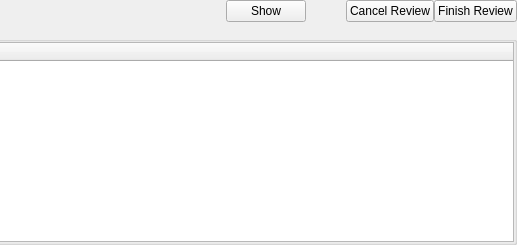
The window that plugins/patchreview/patchreview.ui (KDE/kdevelop) describes before a commit, drawn with Qt 5; both pictures show x 323 to 840 and y 0 to 245 of the 840 by 245 pixel window.
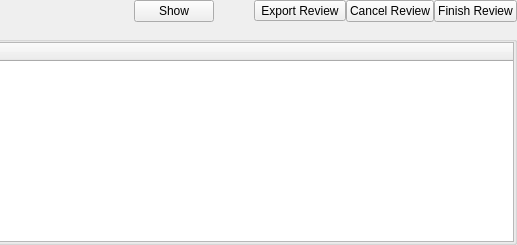
The same window after the commit. Custom widgets are drawn as their Qt base class.

Commit message: Initial work on patch export

Patch:
```diff
--- a/plugins/patchreview/patchreview.ui
+++ b/plugins/patchreview/patchreview.ui
@@ -72,6 +72,13 @@
        </property>
       </spacer>
      </item>
+     <item>
+      <widget class="QToolButton" name="exportReview">
+       <property name="text">
+        <string>Export Review</string>
+       </property>
+      </widget>
+     </item>
      <item>
       <widget class="QPushButton" name="cancelReview">
        <property name="text">
```
The commit also changes 2 other files.
